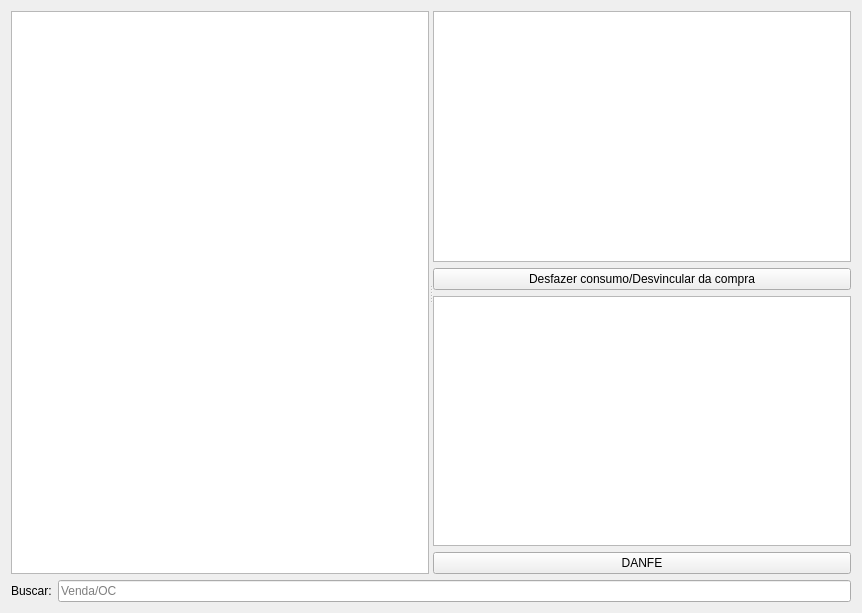
Before: the Qt Designer form ui/widgetcompraoc.ui in darktorres/ERP-STACCATO, drawn with Qt 5.
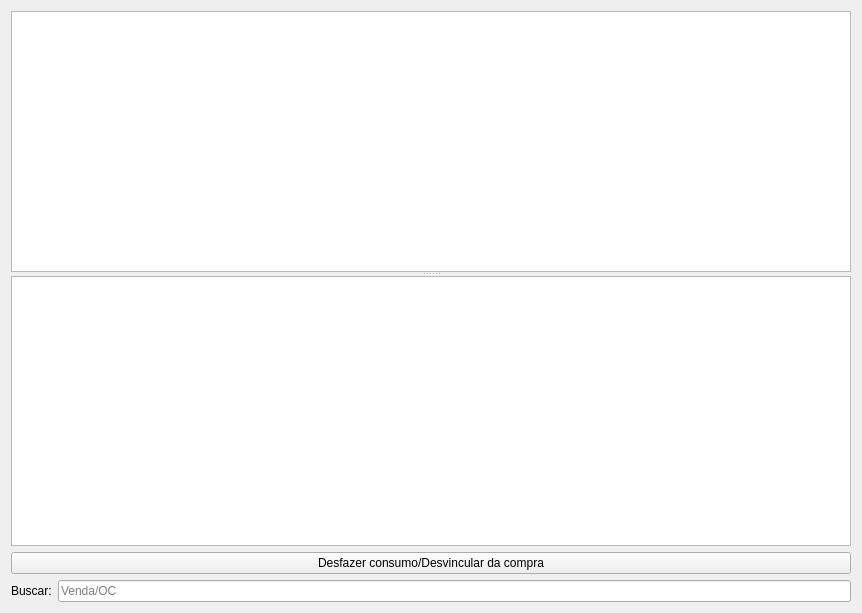
After: the same form once the commit is applied. Custom widgets are drawn as their Qt base class.

```diff
--- a/ui/widgetcompraoc.ui
+++ b/ui/widgetcompraoc.ui
@@ -31,7 +31,7 @@
    <item row="0" column="0" colspan="2">
     <widget class="QSplitter" name="splitter">
      <property name="orientation">
-      <enum>Qt::Horizontal</enum>
+      <enum>Qt::Vertical</enum>
      </property>
      <widget class="TableView" name="tablePedido">
       <property name="mouseTracking">
@@ -65,29 +65,6 @@
          </property>
         </widget>
        </item>
-       <item row="2" column="0">
-        <widget class="TableView" name="tableNFe">
-         <property name="mouseTracking">
-          <bool>true</bool>
-         </property>
-         <property name="editTriggers">
-          <set>QAbstractItemView::NoEditTriggers</set>
-         </property>
-         <property name="selectionMode">
-          <enum>QAbstractItemView::SingleSelection</enum>
-         </property>
-         <property name="selectionBehavior">
-          <enum>QAbstractItemView::SelectRows</enum>
-         </property>
-        </widget>
-       </item>
-       <item row="3" column="0">
-        <widget class="QPushButton" name="pushButtonDanfe">
-         <property name="text">
-          <string>DANFE</string>
-         </property>
-        </widget>
-       </item>
        <item row="1" column="0">
         <widget class="QPushButton" name="pushButtonDesfazerConsumo">
          <property name="enabled">
```
Left out of the diff: 28 changed lines with no effect on the pictures.
